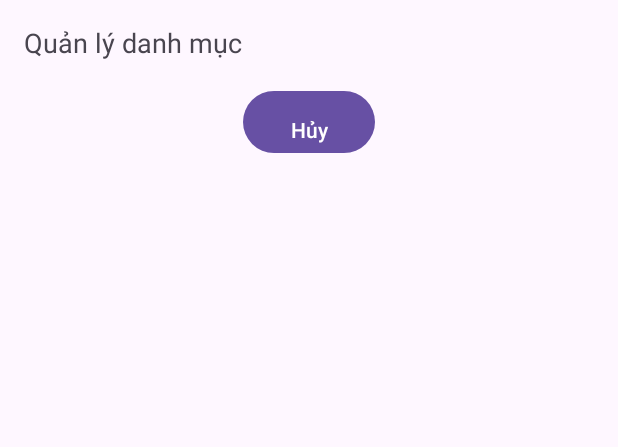
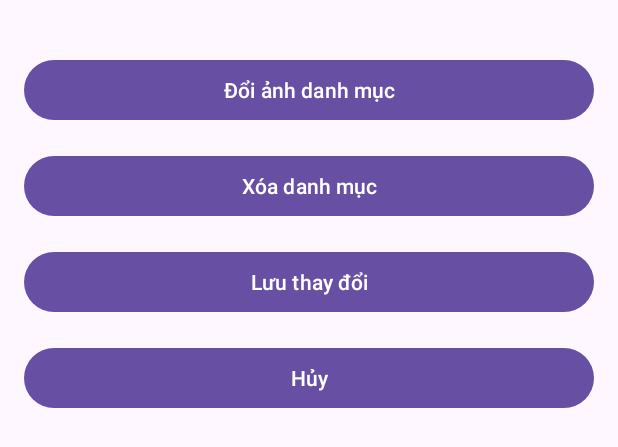
Before and after one commit to QBinh2102/Tour, an Android app: the layout activity_sua_va_xoa_danh_muc.xml on its own in the app's theme, with its tools: preview values and no code run, on a phone screen of 412 x 824 dp. Shown: the top 447 px of the screen. Run offline under Robolectric (Android 15) with nearby library versions, the phone set to English and light mode, and no system bars.

Commit message:
Cap nhat them, xoa, sua danh muc

```diff
--- a/app/src/main/java/com/example/tourdulich/Page/ThongTinCaNhan.java
+++ b/app/src/main/java/com/example/tourdulich/Page/ThongTinCaNhan.java
@@ -227,14 +227,13 @@ public class ThongTinCaNhan extends AppCompatActivity {
                 if (thongTinUser != null) {
                     // Gán giá trị mặc định cho role nếu chưa tồn tại
                     if (thongTinUser.role == null) {
-                        thongTinUser.role = "user"; // Gán role mặc định là user nếu chưa có
+                        thongTinUser.role = "user";
                         databaseReference.child(userID).setValue(thongTinUser);
                     }
 
-                    // Lưu role vào SharedPreferences
                     SharedPreferences preferences = getSharedPreferences("userPrefs", MODE_PRIVATE);
                     SharedPreferences.Editor editor = preferences.edit();
-                    editor.putString("role", thongTinUser.role); // Lưu role
+                    editor.putString("role", thongTinUser.role);
                     editor.apply();
 
                     // Cập nhật thông tin người dùng
--- a/app/src/main/res/layout/activity_sua_va_xoa_danh_muc.xml
+++ b/app/src/main/res/layout/activity_sua_va_xoa_danh_muc.xml
@@ -1,45 +1,41 @@
-<?xml version="1.0" encoding="utf-8"?>
-<androidx.constraintlayout.widget.ConstraintLayout xmlns:android="http://schemas.android.com/apk/res/android"
-    xmlns:app="http://schemas.android.com/apk/res-auto"
-    xmlns:tools="http://schemas.android.com/tools"
-    android:id="@+id/main"
-    android:layout_width="match_parent"
-    android:layout_height="match_parent"
-    tools:context=".Page.SuaVaXoaDanhMuc">
-
-    <LinearLayout
+<LinearLayout xmlns:android="http://schemas.android.com/apk/res/android"
     android:layout_width="match_parent"
     android:layout_height="match_parent"
     android:orientation="vertical"
     android:padding="16dp">
 
-        <TextView
-            android:id="@+id/tvTitle"
-            android:layout_width="wrap_content"
-            android:layout_height="wrap_content"
-            android:text="Quản lý danh mục"
-            android:textSize="18sp"
-            android:paddingBottom="16dp"/>
-
-        <LinearLayout
-            android:id="@+id/layoutDeSuaVaXoa"
+    <GridLayout
+        android:id="@+id/gridDanhMuc"
         android:layout_width="match_parent"
         android:layout_height="wrap_content"
-            android:orientation="vertical">
+        android:columnCount="3"
+        android:orientation="horizontal"
+        android:padding="10dp"/>
 
-            <!-- EditText để sửa danh mục -->
+    <Button
+        android:id="@+id/btnChangeImage"
+        android:layout_width="match_parent"
+        android:layout_height="wrap_content"
+        android:text="Đổi ảnh danh mục"
+        android:layout_marginBottom="16dp" />
 
+    <Button
+        android:id="@+id/btnDelete"
+        android:layout_width="match_parent"
+        android:layout_height="wrap_content"
+        android:text="Xóa danh mục"
+        android:layout_marginBottom="16dp" />
 
-        </LinearLayout>
+    <Button
+        android:id="@+id/btnSave"
+        android:layout_width="match_parent"
+        android:layout_height="wrap_content"
+        android:text="Lưu thay đổi"
+        android:layout_marginBottom="16dp" />
 
     <Button
         android:id="@+id/btnCancel"
-            android:layout_width="wrap_content"
+        android:layout_width="match_parent"
         android:layout_height="wrap_content"
-            android:text="Hủy"
-            android:layout_gravity="center"
-            android:paddingTop="16dp" />
-
+        android:text="Hủy" />
 </LinearLayout>
-
-</androidx.constraintlayout.widget.ConstraintLayout>
```
Also changed, not shown: app/src/main/java/com/example/tourdulich/Page/SuaVaXoaDanhMuc.java (+155 -49 lines), app/src/main/java/com/example/tourdulich/Page/TrangChuAdmin.java (+33 -10 lines), 1 other file. Lines whose indentation alone changed are shown as unchanged.
